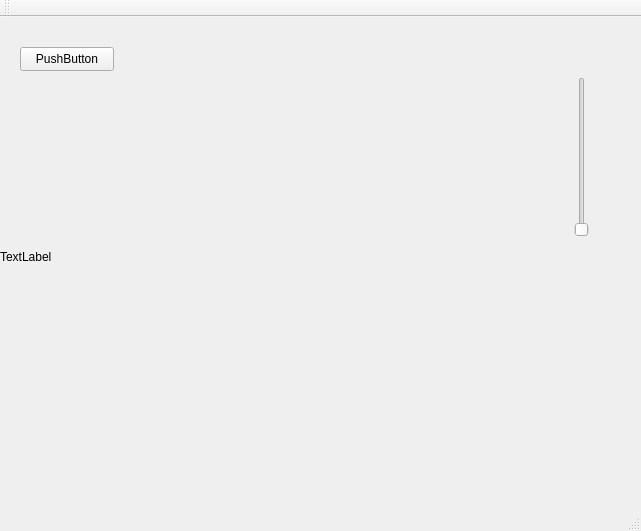
First picture: the form in mainwindow.ui, repository mhozza/HandControl, before the edit.
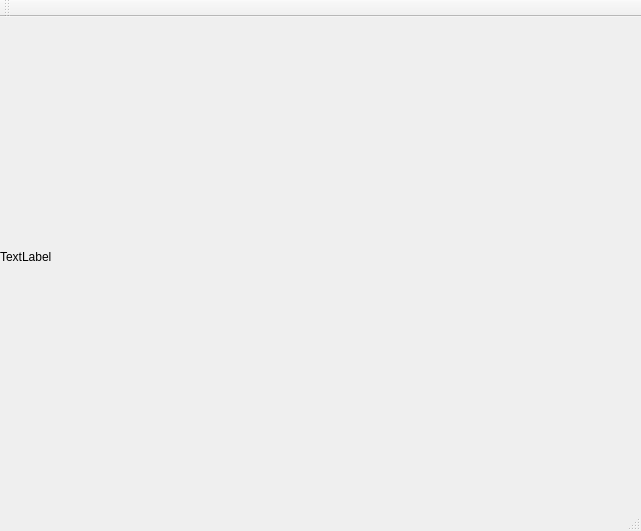
Second picture: the form after the edit.

Commit message: Detekcia vacsej zmeny - cervenou farbou Trochu precisteny kod

What changed in the file:
```diff
--- a/mainwindow.ui
+++ b/mainwindow.ui
@@ -27,41 +27,6 @@
      <string>TextLabel</string>
     </property>
    </widget>
-   <widget class="QPushButton" name="btnVideo">
-    <property name="geometry">
-     <rect>
-      <x>20</x>
-      <y>30</y>
-      <width>94</width>
-      <height>24</height>
-     </rect>
-    </property>
-    <property name="text">
-     <string>PushButton</string>
-    </property>
-   </widget>
-   <widget class="QSlider" name="verticalSlider">
-    <property name="geometry">
-     <rect>
-      <x>570</x>
-      <y>60</y>
-      <width>23</width>
-      <height>160</height>
-     </rect>
-    </property>
-    <property name="maximum">
-     <number>1048576</number>
-    </property>
-    <property name="singleStep">
-     <number>256</number>
-    </property>
-    <property name="pageStep">
-     <number>2048</number>
-    </property>
-    <property name="orientation">
-     <enum>Qt::Vertical</enum>
-    </property>
-   </widget>
   </widget>
   <widget class="QMenuBar" name="menuBar">
    <property name="geometry">
```
The commit also changes 2 other files.
